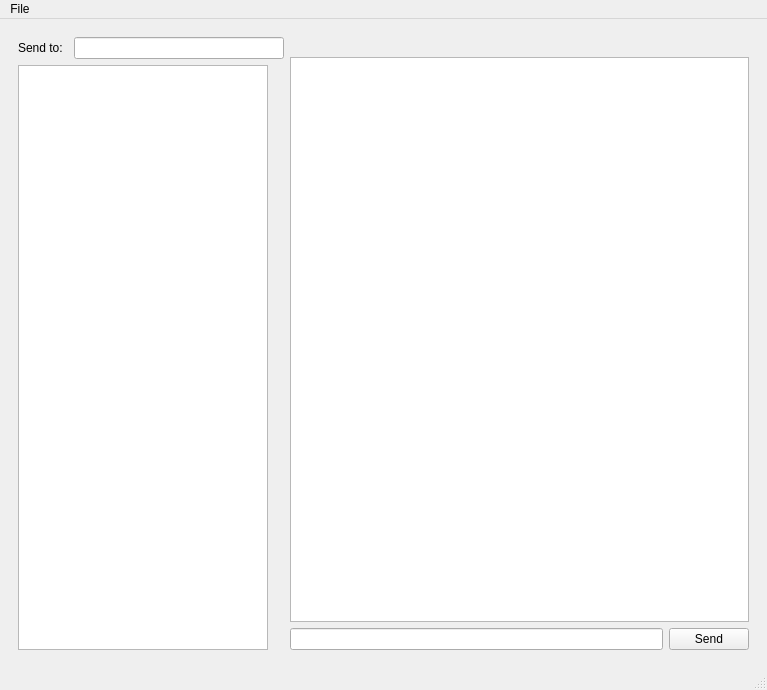
Qt form Client/mainwindow.ui (AndreyDimaki/GreenMessenger) before a commit.
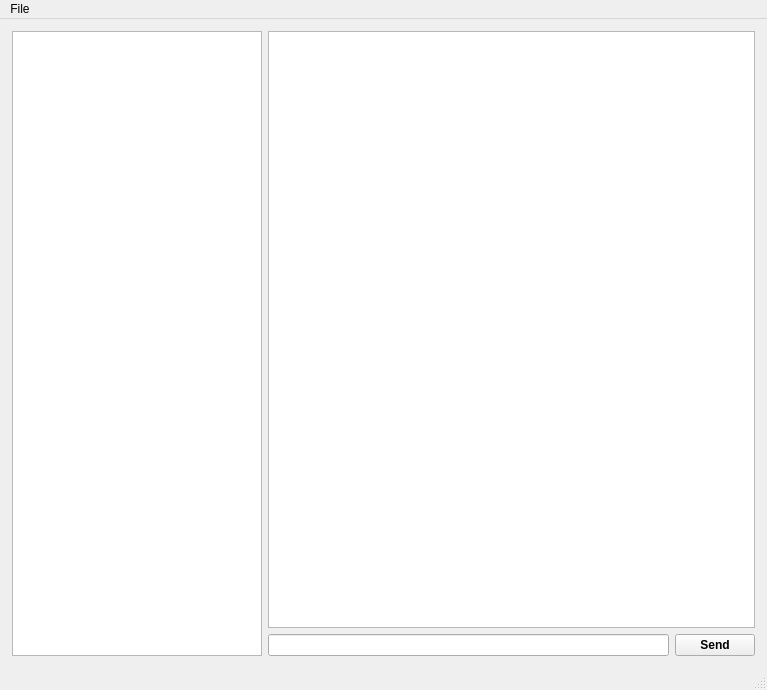
The same form after that commit. The open tabs and pages were chosen to show the change.

```diff
--- a/Client/mainwindow.ui
+++ b/Client/mainwindow.ui
@@ -15,15 +15,42 @@
   </property>
   <widget class="QWidget" name="centralwidget">
    <layout class="QHBoxLayout" name="horizontalLayout">
+    <property name="leftMargin">
+     <number>5</number>
+    </property>
+    <property name="topMargin">
+     <number>5</number>
+    </property>
+    <property name="rightMargin">
+     <number>5</number>
+    </property>
+    <property name="bottomMargin">
+     <number>5</number>
+    </property>
     <item>
      <layout class="QVBoxLayout" name="verticalLayout">
       <item>
        <widget class="QStackedWidget" name="stackedWidget">
+        <property name="lineWidth">
+         <number>1</number>
+        </property>
         <property name="currentIndex">
-         <number>0</number>
+         <number>1</number>
         </property>
         <widget class="QWidget" name="page">
          <layout class="QHBoxLayout" name="horizontalLayout_5">
+          <property name="leftMargin">
+           <number>5</number>
+          </property>
+          <property name="topMargin">
+           <number>5</number>
+          </property>
+          <property name="rightMargin">
+           <number>5</number>
+          </property>
+          <property name="bottomMargin">
+           <number>5</number>
+          </property>
           <item>
            <spacer name="horizontalSpacer">
             <property name="orientation">
@@ -56,7 +83,7 @@
              <widget class="QLabel" name="label_2">
               <property name="maximumSize">
                <size>
-                <width>200</width>
+                <width>250</width>
                 <height>16777215</height>
                </size>
               </property>
@@ -84,10 +111,22 @@
               </property>
               <property name="maximumSize">
                <size>
-                <width>200</width>
+                <width>250</width>
                 <height>16777215</height>
                </size>
               </property>
+              <property name="layoutDirection">
+               <enum>Qt::LeftToRight</enum>
+              </property>
+              <property name="maxLength">
+               <number>32</number>
+              </property>
+              <property name="frame">
+               <bool>false</bool>
+              </property>
+              <property name="alignment">
+               <set>Qt::AlignCenter</set>
+              </property>
              </widget>
             </item>
             <item>
@@ -100,20 +139,29 @@
               </property>
               <property name="maximumSize">
                <size>
-                <width>200</width>
+                <width>250</width>
                 <height>16777215</height>
                </size>
               </property>
+              <property name="font">
+               <font>
+                <weight>75</weight>
+                <bold>true</bold>
+               </font>
+              </property>
               <property name="text">
                <string>Login</string>
               </property>
+              <property name="flat">
+               <bool>true</bool>
+              </property>
              </widget>
             </item>
             <item>
              <widget class="QLabel" name="label">
               <property name="maximumSize">
                <size>
-                <width>200</width>
+                <width>250</width>
                 <height>16777215</height>
                </size>
               </property>
@@ -129,7 +177,7 @@
              <widget class="QLabel" name="label_3">
               <property name="maximumSize">
                <size>
-                <width>200</width>
+                <width>250</width>
                 <height>16777215</height>
                </size>
               </property>
@@ -151,10 +199,16 @@
               </property>
               <property name="maximumSize">
                <size>
-                <width>200</width>
+                <width>250</width>
                 <height>16777215</height>
                </size>
               </property>
+              <property name="frame">
+               <bool>false</bool>
+              </property>
+              <property name="alignment">
+               <set>Qt::AlignCenter</set>
+              </property>
              </widget>
             </item>
             <item>
@@ -167,13 +221,22 @@
               </property>
               <property name="maximumSize">
                <size>
-                <width>200</width>
+                <width>250</width>
                 <height>16777215</height>
                </size>
               </property>
+              <property name="font">
+               <font>
+                <weight>75</weight>
+                <bold>true</bold>
+               </font>
+              </property>
               <property name="text">
                <string>Create</string>
               </property>
+              <property name="flat">
+               <bool>true</bool>
+              </property>
              </widget>
             </item>
             <item>
@@ -208,44 +271,20 @@
         </widget>
         <widget class="QWidget" name="page_2">
          <layout class="QHBoxLayout" name="horizontalLayout_2">
+          <property name="leftMargin">
+           <number>7</number>
+          </property>
+          <property name="topMargin">
+           <number>7</number>
+          </property>
+          <property name="rightMargin">
+           <number>7</number>
+          </property>
+          <property name="bottomMargin">
+           <number>7</number>
+          </property>
           <item>
            <layout class="QVBoxLayout" name="verticalLayout_3">
-            <item>
-             <layout class="QHBoxLayout" name="horizontalLayout_3">
-              <property name="sizeConstraint">
-               <enum>QLayout::SetDefaultConstraint</enum>
-              </property>
-              <item>
-               <widget class="QLabel" name="lbUserName">
-                <property name="maximumSize">
-                 <size>
-                  <width>50</width>
-                  <height>16777215</height>
-                 </size>
-                </property>
-                <property name="text">
-                 <string>Send to:</string>
-                </property>
-               </widget>
-              </item>
-              <item>
-               <widget class="QLineEdit" name="lineEdit_3">
-                <property name="minimumSize">
-                 <size>
-                  <width>190</width>
-                  <height>0</height>
-                 </size>
-                </property>
-                <property name="maximumSize">
-                 <size>
-                  <width>210</width>
-                  <height>16777215</height>
-                 </size>
-                </property>
-               </widget>
-              </item>
-             </layout>
-            </item>
             <item>
              <widget class="QTableWidget" name="usersTable">
               <property name="sizePolicy">
@@ -260,27 +299,35 @@
                 <height>16777215</height>
                </size>
               </property>
+              <property name="frameShape">
+               <enum>QFrame::StyledPanel</enum>
+              </property>
+              <property name="frameShadow">
+               <enum>QFrame::Plain</enum>
+              </property>
+              <property name="showGrid">
+               <bool>false</bool>
+              </property>
+              <attribute name="horizontalHeaderVisible">
+               <bool>false</bool>
+              </attribute>
+              <attribute name="verticalHeaderVisible">
+               <bool>false</bool>
+              </attribute>
              </widget>
             </item>
            </layout>
           </item>
           <item>
            <layout class="QVBoxLayout" name="verticalLayout_4">
-            <item>
-             <spacer name="horizontalSpacer_3">
-              <property name="orientation">
-               <enum>Qt::Horizontal</enum>
-              </property>
-              <property name="sizeHint" stdset="0">
-               <size>
-                <width>40</width>
-                <height>20</height>
-               </size>
-              </property>
-             </spacer>
-            </item>
             <item>
              <widget class="QTableWidget" name="messageTable">
+              <property name="frameShape">
+               <enum>QFrame::StyledPanel</enum>
+              </property>
+              <property name="frameShadow">
+               <enum>QFrame::Plain</enum>
+              </property>
               <property name="showGrid">
                <bool>false</bool>
               </property>
@@ -298,13 +345,26 @@
             <item>
              <layout class="QHBoxLayout" name="horizontalLayout_4">
               <item>
-               <widget class="QLineEdit" name="newMessageText"/>
+               <widget class="QLineEdit" name="newMessageText">
+                <property name="frame">
+                 <bool>true</bool>
+                </property>
+               </widget>
               </item>
               <item>
                <widget class="QPushButton" name="sendMessageButton">
+                <property name="font">
+                 <font>
+                  <weight>75</weight>
+                  <bold>true</bold>
+                 </font>
+                </property>
                 <property name="text">
                  <string>Send</string>
                 </property>
+                <property name="flat">
+                 <bool>false</bool>
+                </property>
                </widget>
               </item>
              </layout>
@@ -338,7 +398,11 @@
    </widget>
    <addaction name="menuFile"/>
   </widget>
-  <widget class="QStatusBar" name="statusbar"/>
+  <widget class="QStatusBar" name="statusbar">
+   <property name="enabled">
+    <bool>true</bool>
+   </property>
+  </widget>
   <action name="actionLogout">
    <property name="text">
     <string>Log out</string>
```
